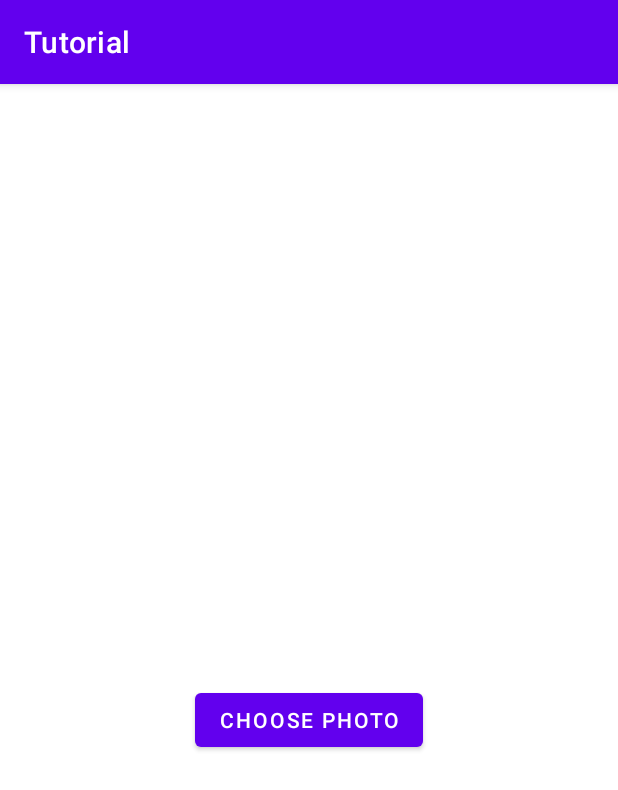
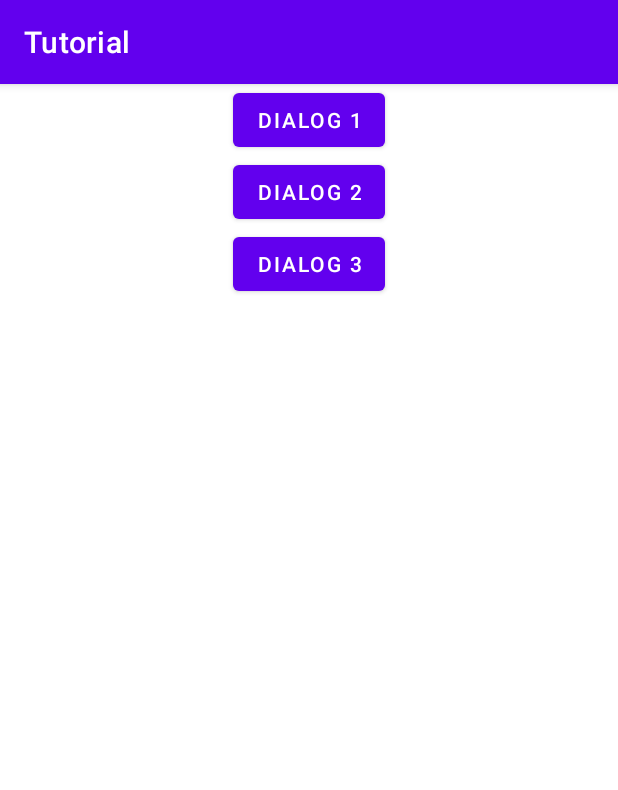
Before and after one commit to Ayushj045/Tutorial, an Android app: the screen it shows after launch (MainActivity), on a phone screen of 412 x 824 dp. Shown: the top 790 px of the screen. Run offline under Robolectric (Android 15) with nearby library versions, the phone set to English and light mode, and no system bars.

Commit message:
Alert Dialog

```diff
--- a/app/src/main/java/dev/danascape/tutorial/MainActivity.kt
+++ b/app/src/main/java/dev/danascape/tutorial/MainActivity.kt
@@ -22,23 +22,68 @@ class MainActivity : AppCompatActivity() {
         super.onCreate(savedInstanceState)
         setContentView(R.layout.activity_main)
 
-        val ivPhoto = findViewById<ImageView>(R.id.ivPhoto)
-        val btnTakePhoto = findViewById<Button>(R.id.btnTakePhoto)
+        val btnDialog1 = findViewById<Button>(R.id.btnDialog1)
+        val btnDialog2 = findViewById<Button>(R.id.btnDialog2)
+        val btnDialog3 = findViewById<Button>(R.id.btnDialog3)
 
-        btnTakePhoto.setOnClickListener {
-            Intent(Intent.ACTION_GET_CONTENT).also {
-                it.type = "image/*"
-                this.startActivityForResult(it, 0)
+        val addContactDialog = AlertDialog.Builder(this)
+            .setTitle("Add contact")
+            .setMessage("Do u want to add mr Ayush to your contact list?")
+            .setIcon(R.drawable.ic_add_contact)
+            .setPositiveButton("Yes") { _, _ ->
+                Toast.makeText(this, "You added mr. Ayush to your contact list", Toast.LENGTH_SHORT)
+                    .show()
             }
+            .setNegativeButton("No") { _, _ ->
+                Toast.makeText(
+                    this,
+                    "You  didn't added mr. Ayush to your contact list",
+                    Toast.LENGTH_SHORT
+                ).show()
+            }
+
+        btnDialog1.setOnClickListener {
+            addContactDialog.show()
+        }
+
+        val options = arrayOf("First Item", "Second Item", "Third Item")
+        val singleChoiceDialog = AlertDialog.Builder(this)
+            .setTitle("Choose one of these option")
+            .setSingleChoiceItems(options, 0) { dialogInterface, i ->
+                Toast.makeText(this, "You clicked on ${options[i]}", Toast.LENGTH_SHORT).show()
+            }
+            .setPositiveButton("Yes") { _, _ ->
+                Toast.makeText(this, "You accept the singleChoiceDialog", Toast.LENGTH_SHORT).show()
+            }
+            .setNegativeButton("No") { _, _ ->
+                Toast.makeText(this, "You declined the singleChoiceDialog", Toast.LENGTH_SHORT)
+                    .show()
+            }.create()
+
+        btnDialog2.setOnClickListener {
+            singleChoiceDialog.show()
+        }
+
+        val multiChoiceDialog = AlertDialog.Builder(this)
+            .setTitle("Choose one of these option")
+            .setMultiChoiceItems(options, booleanArrayOf(false, false, false)) { _, i, isChecked ->
+                if (isChecked) {
+                    Toast.makeText(this, "you checked ${options[i]}", Toast.LENGTH_SHORT).show()
+                } else {
+                    Toast.makeText(this, "you unchecked ${options[i]}", Toast.LENGTH_SHORT).show()
+                }
+            }
+            .setPositiveButton("Yes") { _, _ ->
+                Toast.makeText(this, "You accept the multiChoiceDialog", Toast.LENGTH_SHORT).show()
+            }
+            .setNegativeButton("No") { _, _ ->
+                Toast.makeText(this, "You declined the multiChoiceDialog", Toast.LENGTH_SHORT)
+                    .show()
+            }.create()
+
+        btnDialog3.setOnClickListener {
+            multiChoiceDialog.show()
         }
     }
 
-    override fun onActivityResult(requestCode: Int, resultCode: Int, data: Intent?) {
-        super.onActivityResult(requestCode, resultCode, data)
-        if (resultCode == Activity.RESULT_OK && requestCode == 0){
-            val uri = data?.data
-            var ivPhoto = findViewById<ImageView>(R.id.ivPhoto)
-            ivPhoto.setImageURI(uri)
-        }
-    }
-    }
+}
--- a/app/src/main/res/drawable-anydpi/ic_add_contact.xml
+++ b/app/src/main/res/drawable-anydpi/ic_add_contact.xml
@@ -3,7 +3,7 @@
     android:height="24dp"
     android:viewportWidth="24"
     android:viewportHeight="24"
-    android:tint="#FFFFFF"
+    android:tint="#0E0E0E"
     android:alpha="0.8">
   <path
       android:fillColor="@android:color/white"
--- a/app/src/main/res/layout/activity_main.xml
+++ b/app/src/main/res/layout/activity_main.xml
@@ -6,24 +6,33 @@
     android:layout_height="match_parent"
     tools:context=".MainActivity">
 
-    <ImageView
-        android:id="@+id/ivPhoto"
-        android:layout_width="270dp"
-        android:layout_height="400dp"
-        android:scaleType="centerCrop"
+    <Button
+        android:id="@+id/btnDialog1"
+        android:layout_width="wrap_content"
+        android:layout_height="wrap_content"
+        android:text="Dialog 1"
         app:layout_constraintEnd_toEndOf="parent"
-        app:layout_constraintHorizontal_bias="0.5"
         app:layout_constraintStart_toStartOf="parent"
         app:layout_constraintTop_toTopOf="parent" />
 
     <Button
-        android:id="@+id/btnTakePhoto"
+        android:id="@+id/btnDialog2"
         android:layout_width="wrap_content"
         android:layout_height="wrap_content"
-        android:text="Choose photo"
+        android:text="Dialog 2"
         app:layout_constraintEnd_toEndOf="parent"
         app:layout_constraintHorizontal_bias="0.5"
         app:layout_constraintStart_toStartOf="parent"
-        app:layout_constraintTop_toBottomOf="@+id/ivPhoto" />
+        app:layout_constraintTop_toBottomOf="@+id/btnDialog1" />
+
+    <Button
+        android:id="@+id/btnDialog3"
+        android:layout_width="wrap_content"
+        android:layout_height="wrap_content"
+        android:text="Dialog 3"
+        app:layout_constraintEnd_toEndOf="parent"
+        app:layout_constraintHorizontal_bias="0.5"
+        app:layout_constraintStart_toStartOf="parent"
+        app:layout_constraintTop_toBottomOf="@+id/btnDialog2" />
 
 </androidx.constraintlayout.widget.ConstraintLayout>
--- a/app/src/main/res/menu/app_bar_menu.xml
+++ /dev/null
@@ -1,4 +0,0 @@
-<?xml version="1.0" encoding="utf-8"?>
-<menu xmlns:android="http://schemas.android.com/apk/res/android">
-
-</menu>
```
Also changed, not shown: app/src/main/res/drawable-anydpi/ic_favorites.xml (deleted, +0 -11 lines), app/src/main/res/drawable-anydpi/ic_image.xml (deleted, +0 -11 lines), app/src/main/res/drawable-hdpi/ic_add_contact.png, app/src/main/res/drawable-hdpi/ic_favorites.png (deleted), app/src/main/res/drawable-hdpi/ic_image.png (deleted), app/src/main/res/drawable-mdpi/ic_add_contact.png, app/src/main/res/drawable-mdpi/ic_favorites.png (deleted), app/src/main/res/drawable-mdpi/ic_image.png (deleted), app/src/main/res/drawable-xhdpi/ic_add_contact.png, app/src/main/res/drawable-xhdpi/ic_favorites.png (deleted), app/src/main/res/drawable-xhdpi/ic_image.png (deleted), app/src/main/res/drawable-xxhdpi/ic_add_contact.png, app/src/main/res/drawable-xxhdpi/ic_favorites.png (deleted), app/src/main/res/drawable-xxhdpi/ic_image.png (deleted).
